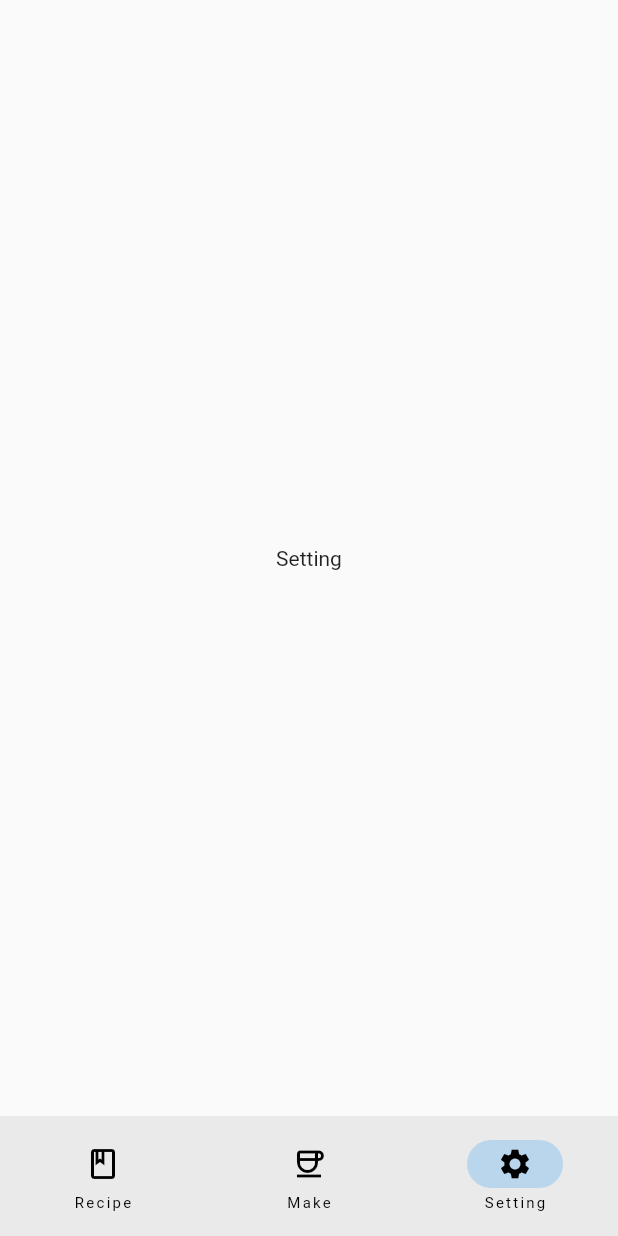
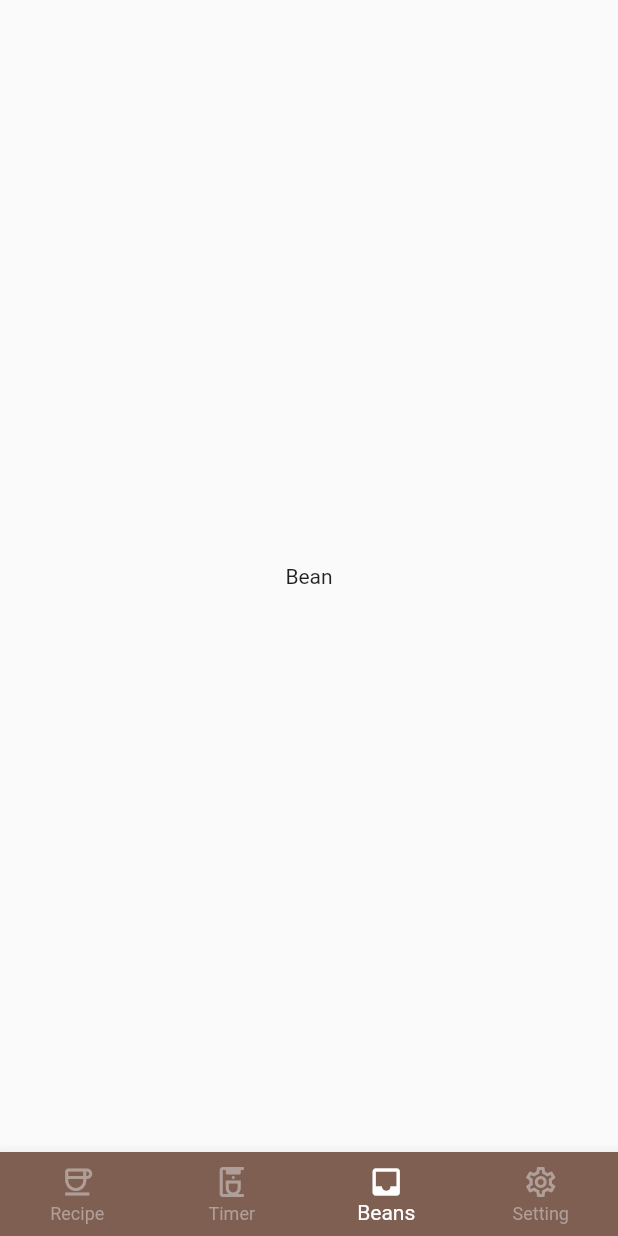
Before and after one commit to mugicha9/daily-coffee, a Flutter app: the screen it shows after launch, item 3 of the bottom bar chosen, on a phone screen of 412 x 824 dp. Run offline on Flutter 3.47's test engine with Material 2 defaults, Android fonts, the light colour scheme and no system bars.

Commit message:
modify Color with Theme

```diff
--- a/lib/main.dart
+++ b/lib/main.dart
@@ -12,7 +12,19 @@ class MainApp extends StatelessWidget {
   Widget build(BuildContext context) {
     return ChangeNotifierProvider(
         create: (context) => MainStatus(),
-        child: const MaterialApp(
+        child: MaterialApp(
+          theme: ThemeData(
+              primaryColor: Colors.brown,
+              primaryColorDark: Colors.blueGrey,
+              primaryTextTheme:
+                  const TextTheme(titleSmall: TextStyle(color: Colors.white)),
+              focusColor: Colors.white,
+              bottomNavigationBarTheme: const BottomNavigationBarThemeData(
+                backgroundColor: Color.fromARGB(255, 128, 95, 83),
+                selectedItemColor: Colors.white,
+                unselectedItemColor: Color.fromRGBO(176, 159, 152, 1),
+              ),
+              scaffoldBackgroundColor: Color.fromARGB(255, 209, 145, 103)),
           title: "Daily-Coffe",
           home: MyHomePage(),
         ));
@@ -42,6 +54,9 @@ class _MyHomePageState extends State<MyHomePage> {
         appPage = MakePage();
         break;
       case 2:
+        appPage = BeanPage();
+        break;
+      case 3:
         appPage = SettingPage();
         break;
       default:
@@ -50,30 +65,35 @@ class _MyHomePageState extends State<MyHomePage> {
     return Scaffold(
       body: Column(
         children: [
+          SafeArea(child: Container(color: Theme.of(context).primaryColor)),
           Expanded(
-            child: appPage,
-          ),
-          SafeArea(
-              child: NavigationBar(
-            destinations: const [
-              NavigationDestination(
-                  icon: Icon(Icons.book_outlined),
-                  selectedIcon: Icon(Icons.book),
+              child: Container(
+                  color: Theme.of(context).canvasColor, child: appPage)),
+          BottomNavigationBar(
+            type: BottomNavigationBarType.fixed,
+            items: const <BottomNavigationBarItem>[
+              BottomNavigationBarItem(
+                  icon: Icon(Icons.coffee_outlined),
+                  activeIcon: Icon(Icons.coffee),
                   label: 'Recipe'),
-              NavigationDestination(
-                  icon: Icon(Icons.coffee_outlined),
-                  selectedIcon: Icon(Icons.coffee),
-                  label: 'Make'),
-              NavigationDestination(
+              BottomNavigationBarItem(
+                  icon: Icon(Icons.coffee_maker_outlined),
+                  activeIcon: Icon(Icons.coffee_maker),
+                  label: 'Timer'),
+              BottomNavigationBarItem(
+                  icon: Icon(Icons.inbox_outlined),
+                  activeIcon: Icon(Icons.inbox),
+                  label: 'Beans'),
+              BottomNavigationBarItem(
                   icon: Icon(Icons.settings_outlined),
-                  selectedIcon: Icon(Icons.settings),
+                  activeIcon: Icon(Icons.settings),
                   label: 'Setting'),
             ],
-            selectedIndex: selectedIndex,
-            onDestinationSelected: (value) => setState(() {
+            currentIndex: selectedIndex,
+            onTap: (value) => setState(() {
               selectedIndex = value;
             }),
-          ))
+          )
         ],
       ),
     );
@@ -106,6 +126,19 @@ class MakePage extends StatelessWidget {
   }
 }
 
+class BeanPage extends StatelessWidget {
+  const BeanPage({
+    super.key,
+  });
+
+  @override
+  Widget build(BuildContext context) {
+    return Center(
+      child: Text('Bean'),
+    );
+  }
+}
+
 class RecipePage extends StatelessWidget {
   const RecipePage({
     super.key,
```
